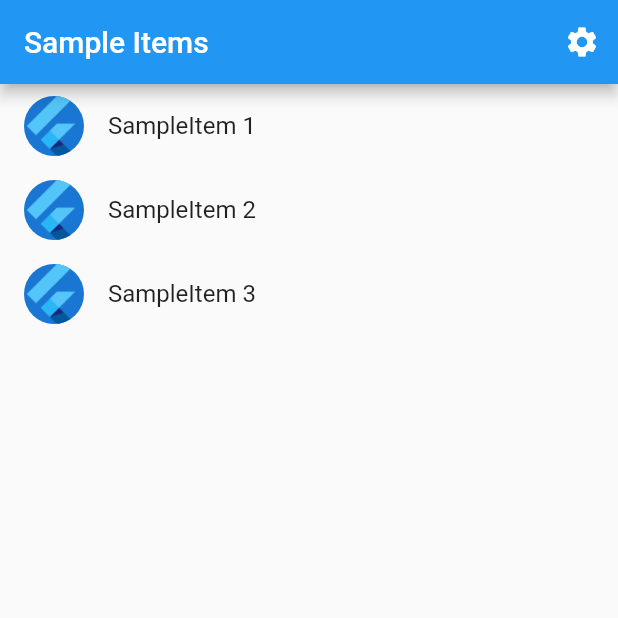
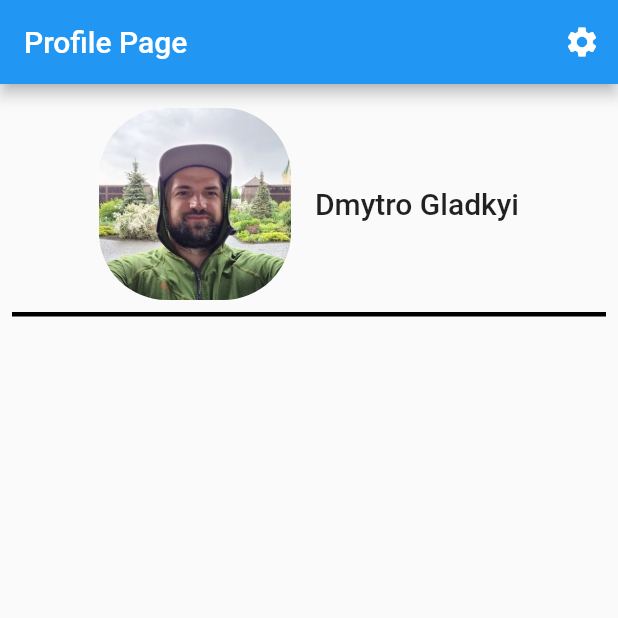
Before and after one commit to gladimdim/metapersona, a Flutter app: the screen it shows after launch, on a phone screen of 412 x 824 dp, the top half of it. Run offline on Flutter 3.47's test engine with Material 2 defaults, Android fonts, the phone set to English and light mode, and no system bars; our stand-ins replace flutter_markdown, shared_preferences; generated files the repository leaves out were written again.

Commit message:
Added profile page as Main View Page

```diff
--- a/lib/src/app.dart
+++ b/lib/src/app.dart
@@ -1,6 +1,7 @@
 import 'package:flutter/material.dart';
 import 'package:flutter_gen/gen_l10n/app_localizations.dart';
 import 'package:flutter_localizations/flutter_localizations.dart';
+import 'package:metapersona/src/main_view/main_profile_view.dart';
 import 'package:metapersona/src/posts/post.dart';
 import 'package:metapersona/src/posts/post_view.dart';
 
@@ -27,6 +28,7 @@ class MyApp extends StatelessWidget {
       animation: settingsController,
       builder: (BuildContext context, Widget? child) {
         return MaterialApp(
+          debugShowCheckedModeBanner: false,
           restorationScopeId: 'metapersona',
           localizationsDelegates: const [
             AppLocalizations.delegate,
@@ -57,8 +59,8 @@ class MyApp extends StatelessWidget {
                     return SettingsView(controller: settingsController);
                   case SampleItemDetailsView.routeName:
                     return const SampleItemDetailsView();
-                  case SampleItemListView.routeName:
-                    return const SampleItemListView();
+                  case MainProfileView.routeName:
+                    return const MainProfileView();
                   case PostView.routeNamePrefix:
                     return PostView(post: firstArticle);
                   default:
--- /dev/null
+++ b/lib/src/components/bordered_bottom.dart
@@ -0,0 +1,19 @@
+import 'package:metapersona/src/components/bordered_container_with_side.dart';
+import 'package:flutter/material.dart';
+
+class BorderedBottom extends StatelessWidget {
+  final double width;
+  final Color color;
+  final Widget child;
+
+  const BorderedBottom(
+      {this.width = 3.0, this.color = Colors.black, required this.child});
+
+  @override
+  Widget build(BuildContext context) {
+    return BorderedContainerWithSides(
+      child: child,
+      borderDirections:[AxisDirection.down],
+    );
+  }
+}
--- /dev/null
+++ b/lib/src/components/bordered_container_with_side.dart
@@ -0,0 +1,53 @@
+import 'package:flutter/material.dart';
+
+class BorderedContainerWithSides extends StatelessWidget {
+  final double width;
+  final Color color;
+  final Widget child;
+  late final List<AxisDirection> borderDirections;
+
+  BorderedContainerWithSides({
+    this.width = 3.0,
+    this.color = Colors.black,
+    required this.child,
+    List<AxisDirection>? borderDirections,
+  }) {
+    if (borderDirections == null) {
+      this.borderDirections = [AxisDirection.up];
+    } else {
+      this.borderDirections = borderDirections;
+    }
+  }
+
+  Map<AxisDirection, BorderSide> get _sidesForDirection {
+    return {
+      AxisDirection.up:
+          borderDirections.contains(AxisDirection.up) ? _side : BorderSide.none,
+      AxisDirection.down:
+          borderDirections.contains(AxisDirection.down) ? _side : BorderSide.none,
+      AxisDirection.left:
+          borderDirections.contains(AxisDirection.left) ? _side : BorderSide.none,
+      AxisDirection.right:
+          borderDirections.contains(AxisDirection.right) ? _side : BorderSide.none,
+    };
+  }
+
+  BorderSide get _side {
+    return BorderSide(width: width, color: color);
+  }
+
+  @override
+  Widget build(BuildContext context) {
+    return Container(
+      decoration: BoxDecoration(
+        border: Border(
+          bottom: _sidesForDirection[AxisDirection.down]!,
+          top: _sidesForDirection[AxisDirection.up]!,
+          left: _sidesForDirection[AxisDirection.left]!,
+          right: _sidesForDirection[AxisDirection.right]!,
+        ),
+      ),
+      child: child,
+    );
+  }
+}
--- /dev/null
+++ b/lib/src/main_view/main_profile_view.dart
@@ -0,0 +1,62 @@
+import 'package:flutter/material.dart';
+import 'package:metapersona/src/components/bordered_bottom.dart';
+import 'package:metapersona/src/settings/settings_view.dart';
+
+class MainProfileView extends StatelessWidget {
+  static const String routeName = "/";
+
+  const MainProfileView({Key? key}) : super(key: key);
+
+  @override
+  Widget build(BuildContext context) {
+    return Scaffold(
+      appBar: AppBar(
+        title: const Text("Profile Page"),
+        actions: [
+          IconButton(
+            icon: const Icon(Icons.settings),
+            onPressed: () {
+              // Navigate to the settings page. If the user leaves and returns
+              // to the app after it has been killed while running in the
+              // background, the navigation stack is restored.
+              Navigator.restorablePushNamed(context, SettingsView.routeName);
+            },
+          ),
+        ],
+      ),
+      body: Center(
+        child: Column(
+          crossAxisAlignment: CrossAxisAlignment.center,
+          children: [
+            Padding(
+              padding: const EdgeInsets.all(8.0),
+              child: BorderedBottom(
+                child: Row(
+                  mainAxisAlignment: MainAxisAlignment.center,
+                  children: [
+                    Padding(
+                      padding: const EdgeInsets.all(8.0),
+                      child: ClipRRect(
+                        borderRadius: const BorderRadius.all(
+                          Radius.circular(45),
+                        ),
+                        child: Image.asset(
+                          "assets/images/profile/green_round_avatar.jpg",
+                          width: 128,
+                        ),
+                      ),
+                    ),
+                    Padding(
+                      padding: const EdgeInsets.all(8.0),
+                      child: Text("Dmytro Gladkyi", style: Theme.of(context).textTheme.headline6,),
+                    ),
+                  ],
+                ),
+              ),
+            ),
+          ],
+        ),
+      ),
+    );
+  }
+}
--- a/lib/src/sample_feature/sample_item_list_view.dart
+++ b/lib/src/sample_feature/sample_item_list_view.dart
@@ -11,7 +11,6 @@ class SampleItemListView extends StatelessWidget {
     this.items = const [SampleItem(1), SampleItem(2), SampleItem(3)],
   }) : super(key: key);
 
-  static const routeName = '/';
 
   final List<SampleItem> items;
 
--- a/pubspec.yaml
+++ b/pubspec.yaml
@@ -33,3 +33,4 @@ flutter:
   assets:
     # Add assets from the images directory to the application.
     - assets/images/
+    - assets/images/profile/
```
Also changed, not shown: lib/src/components/bordered_all.dart (added, +26 -0 lines), lib/src/components/bordered_top.dart (added, +19 -0 lines), assets/images/profile/green_round_avatar.jpg (added), 1 other file.
